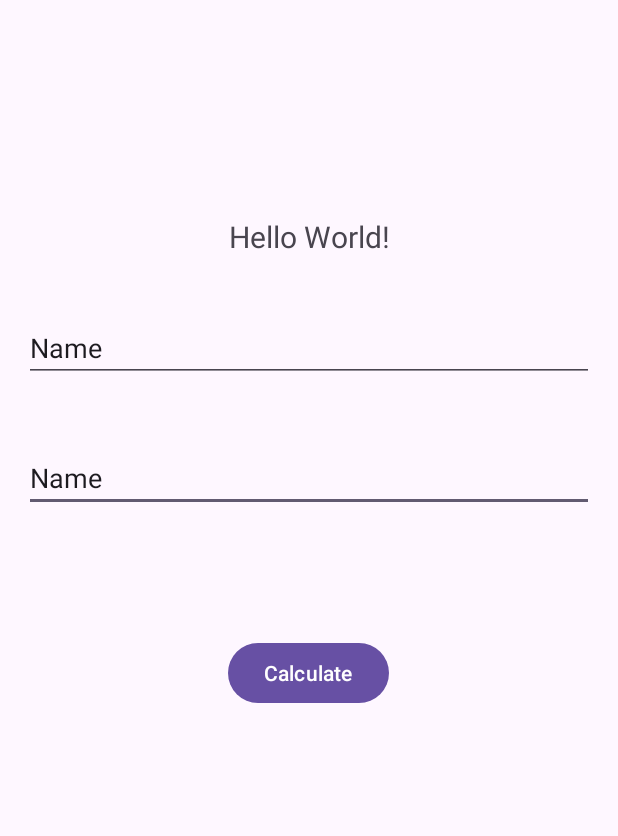
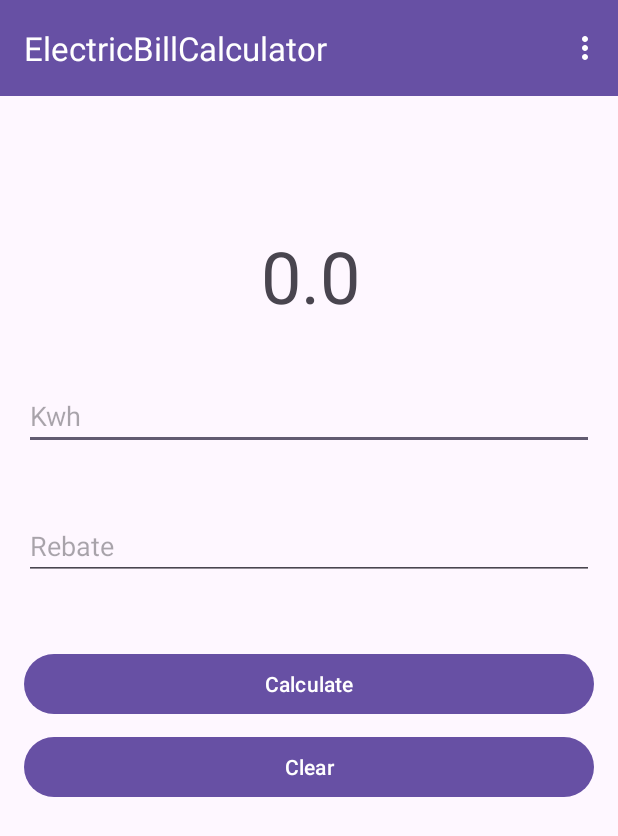
Before and after one commit to AhmadZahidi/ElectricBillCalculator, an Android app: the screen it shows after launch (MainActivity), on a phone screen of 412 x 824 dp. Shown: the top 836 px of the screen. Run offline under Robolectric (Android 15) with nearby library versions, the phone set to English and light mode, and no system bars.

Commit message:
adding toolbar and menu

```diff
--- a/app/src/main/java/com/example/electricbillcalculator/MainActivity.java
+++ b/app/src/main/java/com/example/electricbillcalculator/MainActivity.java
@@ -1,6 +1,9 @@
 package com.example.electricbillcalculator;
 
 import android.os.Bundle;
+import android.view.Menu;
+import android.view.MenuInflater;
+import android.view.MenuItem;
 import android.view.View;
 import android.widget.Button;
 import android.widget.EditText;
@@ -9,6 +12,7 @@ import android.widget.Toast;
 
 import androidx.activity.EdgeToEdge;
 import androidx.appcompat.app.AppCompatActivity;
+import androidx.appcompat.widget.Toolbar;
 import androidx.core.graphics.Insets;
 import androidx.core.view.ViewCompat;
 import androidx.core.view.WindowInsetsCompat;
@@ -19,6 +23,7 @@ public class MainActivity extends AppCompatActivity {
     EditText editKwh;
     EditText editRebate;
     Button btnCalculate;
+    Button btnClear;
 
     @Override
     protected void onCreate(Bundle savedInstanceState) {
@@ -30,6 +35,10 @@ public class MainActivity extends AppCompatActivity {
         editKwh=findViewById(R.id.editKwh);
         editRebate=findViewById(R.id.editRebate);
         btnCalculate=findViewById(R.id.btnCalculate);
+        btnClear=findViewById(R.id.btnClear);
+
+        Toolbar myToolbar = (Toolbar) findViewById(R.id.my_toolbar);
+        setSupportActionBar(myToolbar);
 
         btnCalculate.setOnClickListener(new View.OnClickListener(){
             @Override
@@ -71,10 +80,42 @@ public class MainActivity extends AppCompatActivity {
             }
         });
 
+        btnClear.setOnClickListener(new View.OnClickListener() {
+            @Override
+            public void onClick(View view) {
+                txtOutput.setText("0.0");
+                editKwh.setText("");
+                editRebate.setText("");
+            }
+        });
+
         ViewCompat.setOnApplyWindowInsetsListener(findViewById(R.id.main), (v, insets) -> {
             Insets systemBars = insets.getInsets(WindowInsetsCompat.Type.systemBars());
             v.setPadding(systemBars.left, systemBars.top, systemBars.right, systemBars.bottom);
             return insets;
         });
     }
+
+    @Override
+    public boolean onCreateOptionsMenu(Menu menu) {
+        MenuInflater inflater = getMenuInflater();
+        inflater.inflate(R.menu.menu, menu);
+        return true;
+    }
+
+    @Override
+    public boolean onOptionsItemSelected(MenuItem item) {
+        int selected=item.getItemId();
+
+        if(selected==R.id.menuAbout){
+            Toast.makeText(this,"about clicked",Toast.LENGTH_SHORT).show();
+            return true;
+        }
+        else if(selected==R.id.menuSettings){
+            Toast.makeText(this,"settings clicked",Toast.LENGTH_SHORT).show();
+            return true;
+        }
+        return super.onOptionsItemSelected(item);
+
+    }
 }
--- a/app/src/main/res/layout/activity_main.xml
+++ b/app/src/main/res/layout/activity_main.xml
@@ -7,20 +7,15 @@
     android:layout_height="match_parent"
     tools:context=".MainActivity">
 
-    <EditText
-        android:id="@+id/editRebate"
-        android:layout_width="0dp"
-        android:layout_height="wrap_content"
-        android:layout_marginHorizontal="16dp"
-        android:ems="10"
-        android:inputType="number"
-        android:text="Name"
-        app:layout_constraintBottom_toBottomOf="parent"
-        app:layout_constraintEnd_toEndOf="parent"
-        app:layout_constraintHorizontal_bias="1.0"
-        app:layout_constraintStart_toStartOf="parent"
+    <androidx.appcompat.widget.Toolbar
+        android:id="@+id/my_toolbar"
+        android:layout_width="match_parent"
+        android:layout_height="?attr/actionBarSize"
+        android:background="?attr/colorPrimary"
+        android:elevation="4dp"
         app:layout_constraintTop_toTopOf="parent"
-        app:layout_constraintVertical_bias="0.38" />
+        app:popupTheme="@style/ThemeOverlay.AppCompat.Light"
+        app:theme="@style/ToolbarStyle" />
 
     <EditText
         android:id="@+id/editKwh"
@@ -28,37 +23,65 @@
         android:layout_height="45dp"
         android:layout_marginHorizontal="16dp"
         android:ems="10"
+        android:hint="Kwh"
         android:inputType="number"
-        android:text="Name"
+        android:textColor="@color/black"
         app:layout_constraintBottom_toBottomOf="parent"
         app:layout_constraintEnd_toEndOf="parent"
-        app:layout_constraintHorizontal_bias="1.0"
         app:layout_constraintStart_toStartOf="parent"
         app:layout_constraintTop_toTopOf="parent"
-        app:layout_constraintVertical_bias="0.269" />
+        app:layout_constraintVertical_bias="0.327" />
 
-    <Button
-        android:id="@+id/btnCalculate"
-        android:layout_width="wrap_content"
+    <EditText
+        android:id="@+id/editRebate"
+        android:layout_width="0dp"
         android:layout_height="wrap_content"
-        android:text="Calculate"
+        android:layout_marginHorizontal="16dp"
+        android:ems="10"
+        android:hint="Rebate"
+        android:inputType="number"
+        android:textColor="@color/black"
         app:layout_constraintBottom_toBottomOf="parent"
         app:layout_constraintEnd_toEndOf="parent"
-        app:layout_constraintHorizontal_bias="0.498"
         app:layout_constraintStart_toStartOf="parent"
         app:layout_constraintTop_toTopOf="parent"
-        app:layout_constraintVertical_bias="0.547" />
+        app:layout_constraintVertical_bias="0.438" />
 
     <TextView
         android:id="@+id/txtOutput"
         android:layout_width="wrap_content"
         android:layout_height="wrap_content"
-        android:text="Hello World!"
-        android:textSize="20sp"
+        android:text="0.0"
+        android:textSize="48sp"
+        app:layout_constraintBottom_toBottomOf="parent"
+        app:layout_constraintEnd_toEndOf="parent"
+        app:layout_constraintHorizontal_bias="0.502"
+        app:layout_constraintStart_toStartOf="parent"
+        app:layout_constraintTop_toTopOf="parent"
+        app:layout_constraintVertical_bias="0.199" />
+
+    <Button
+        android:id="@+id/btnCalculate"
+        android:layout_width="0dp"
+        android:layout_height="wrap_content"
+        android:layout_marginHorizontal="16dp"
+        android:text="Calculate"
         app:layout_constraintBottom_toBottomOf="parent"
         app:layout_constraintEnd_toEndOf="parent"
         app:layout_constraintStart_toStartOf="parent"
         app:layout_constraintTop_toTopOf="parent"
-        app:layout_constraintVertical_bias="0.181" />
+        app:layout_constraintVertical_bias="0.557" />
+
+    <Button
+        android:id="@+id/btnClear"
+        android:layout_width="0dp"
+        android:layout_height="wrap_content"
+        android:layout_marginHorizontal="16dp"
+        android:text="Clear"
+        app:layout_constraintBottom_toBottomOf="parent"
+        app:layout_constraintEnd_toEndOf="parent"
+        app:layout_constraintStart_toStartOf="parent"
+        app:layout_constraintTop_toTopOf="@+id/my_toolbar"
+        app:layout_constraintVertical_bias="0.628" />
 
 </androidx.constraintlayout.widget.ConstraintLayout>
--- /dev/null
+++ b/app/src/main/res/menu/menu.xml
@@ -0,0 +1,11 @@
+<?xml version="1.0" encoding="utf-8"?>
+<menu xmlns:app="http://schemas.android.com/apk/res-auto"
+    xmlns:android="http://schemas.android.com/apk/res/android">
+
+    <item
+        android:id="@+id/menuSettings"
+        android:title="Settings" />
+    <item
+        android:id="@+id/menuAbout"
+        android:title="About" />
+</menu>
--- a/app/src/main/res/values/themes.xml
+++ b/app/src/main/res/values/themes.xml
@@ -3,6 +3,12 @@
     <style name="Base.Theme.ElectricBillCalculator" parent="Theme.Material3.DayNight.NoActionBar">
         <!-- Customize your light theme here. -->
         <!-- <item name="colorPrimary">@color/my_light_primary</item> -->
+        <item name="android:textColorPrimary">@android:color/white</item>
+    </style>
+
+    <style name="ToolbarStyle" parent="Widget.AppCompat.ActionBar">
+        <item name="android:textColorPrimary">@color/white</item>
+        <item name="android:textColorSecondary">@color/white</item>
     </style>
 
     <style name="Theme.ElectricBillCalculator" parent="Base.Theme.ElectricBillCalculator" />
```
